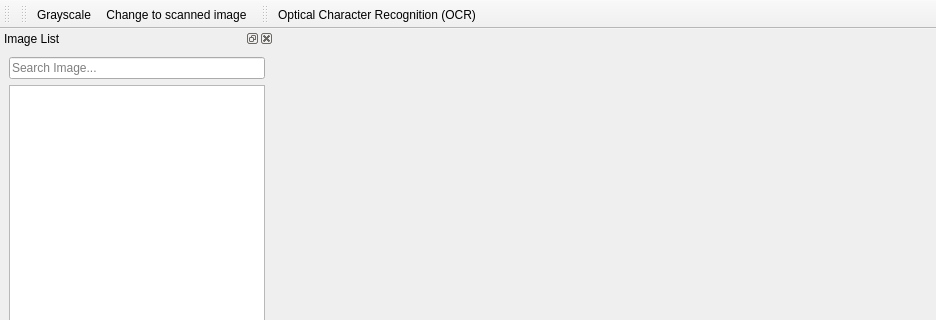
The window that UI/mvp_1_main.ui (yunwoong7/spotter) describes before a commit, drawn with Qt 5; both pictures show x 0 to 936 and y 0 to 320 of the 936 by 730 pixel window.
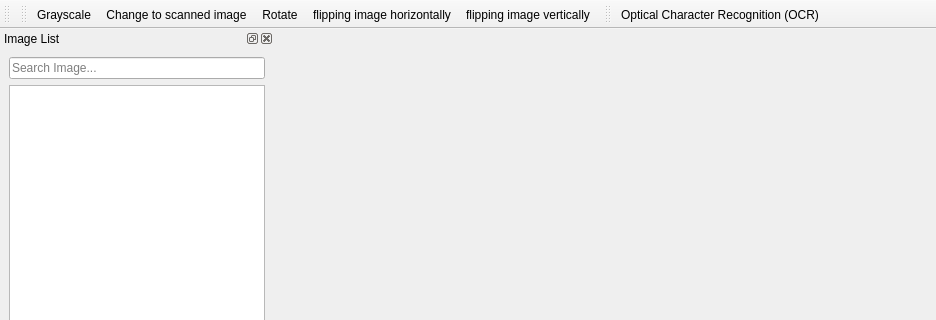
The same window after the commit. Icons and pictures are not drawn.

What changed in the file:
```diff
--- a/UI/mvp_1_main.ui
+++ b/UI/mvp_1_main.ui
@@ -105,6 +105,9 @@
    </attribute>
    <addaction name="action_grayscale"/>
    <addaction name="action_scannedImage"/>
+   <addaction name="action_rotate"/>
+   <addaction name="action_horizontalFlip"/>
+   <addaction name="action_verticalFlip"/>
   </widget>
   <widget class="QToolBar" name="toolBar">
    <property name="windowTitle">
@@ -238,6 +241,51 @@
     <string>Optical Character Recognition (OCR)</string>
    </property>
   </action>
+  <action name="action_rotate">
+   <property name="enabled">
+    <bool>true</bool>
+   </property>
+   <property name="icon">
+    <iconset resource="res.qrc">
+     <normaloff>:/effect/icon/rotate.png</normaloff>:/effect/icon/rotate.png</iconset>
+   </property>
+   <property name="text">
+    <string>Rotate</string>
+   </property>
+   <property name="toolTip">
+    <string>Rotate</string>
+   </property>
+  </action>
+  <action name="action_horizontalFlip">
+   <property name="enabled">
+    <bool>true</bool>
+   </property>
+   <property name="icon">
+    <iconset resource="res.qrc">
+     <normaloff>:/effect/icon/flip-vertical.png</normaloff>:/effect/icon/flip-vertical.png</iconset>
+   </property>
+   <property name="text">
+    <string>flipping image horizontally</string>
+   </property>
+   <property name="toolTip">
+    <string>flipping image horizontally</string>
+   </property>
+  </action>
+  <action name="action_verticalFlip">
+   <property name="enabled">
+    <bool>true</bool>
+   </property>
+   <property name="icon">
+    <iconset resource="res.qrc">
+     <normaloff>:/effect/icon/flip-horizontal.png</normaloff>:/effect/icon/flip-horizontal.png</iconset>
+   </property>
+   <property name="text">
+    <string>flipping image vertically</string>
+   </property>
+   <property name="toolTip">
+    <string>flipping image vertically</string>
+   </property>
+  </action>
  </widget>
  <resources>
   <include location="res.qrc"/>
```
